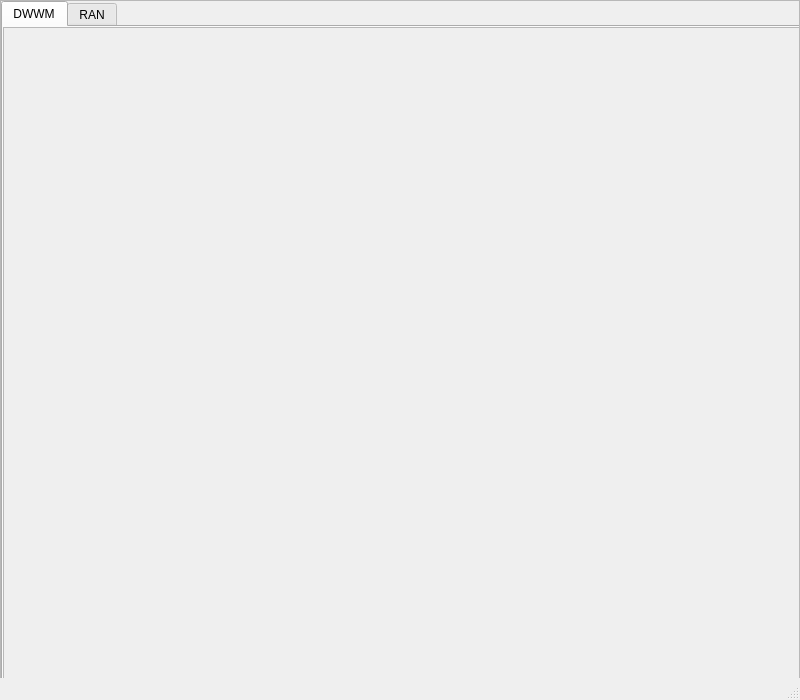
Qt form gui.ui (quentinmathieu/Py-JSON-Display) before a commit.
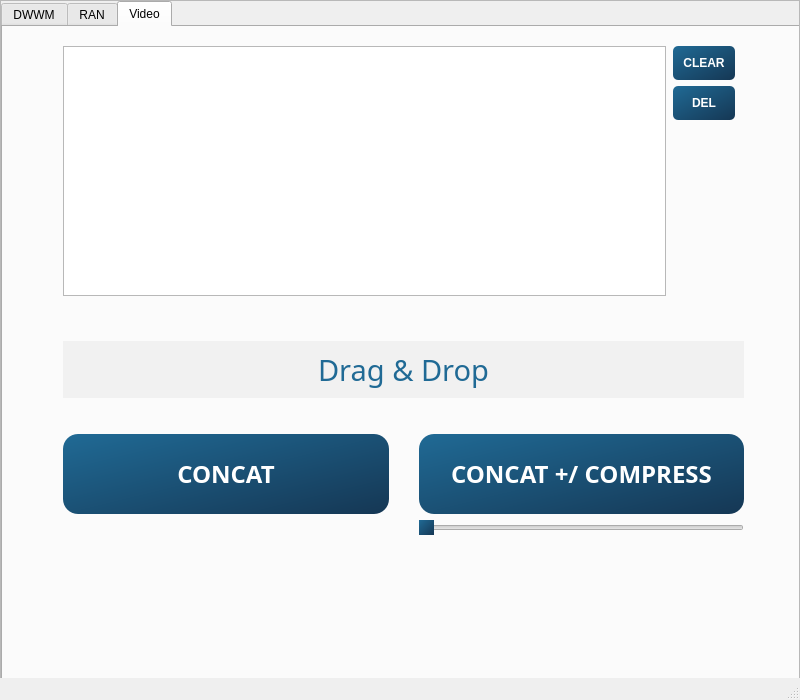
The same form after that commit. The open tabs and pages were chosen to show the change.

Commit message: concat video tab added

Diff of the .ui file:
```diff
--- a/gui.ui
+++ b/gui.ui
@@ -96,6 +96,9 @@
           <height>680</height>
          </rect>
         </property>
+        <property name="styleSheet">
+         <string notr="true">border:0px</string>
+        </property>
         <property name="widgetResizable">
          <bool>true</bool>
         </property>
@@ -104,8 +107,8 @@
           <rect>
            <x>0</x>
            <y>0</y>
-           <width>795</width>
-           <height>678</height>
+           <width>797</width>
+           <height>680</height>
           </rect>
          </property>
         </widget>
@@ -139,6 +142,325 @@
         </widget>
        </widget>
       </widget>
+      <widget class="QWidget" name="tab">
+       <attribute name="title">
+        <string>Video</string>
+       </attribute>
+       <widget class="QWidget" name="verticalLayoutWidget">
+        <property name="geometry">
+         <rect>
+          <x>60</x>
+          <y>10</y>
+          <width>681</width>
+          <height>621</height>
+         </rect>
+        </property>
+        <layout class="QVBoxLayout" name="verticalLayout">
+         <item>
+          <layout class="QHBoxLayout" name="horizontalLayout_2" stretch="0,0">
+           <item>
+            <widget class="QListWidget" name="filesList">
+             <property name="enabled">
+              <bool>true</bool>
+             </property>
+             <property name="sizePolicy">
+              <sizepolicy hsizetype="Expanding" vsizetype="Maximum">
+               <horstretch>0</horstretch>
+               <verstretch>0</verstretch>
+              </sizepolicy>
+             </property>
+             <property name="minimumSize">
+              <size>
+               <width>0</width>
+               <height>250</height>
+              </size>
+             </property>
+             <property name="styleSheet">
+              <string notr="true">QListWidget{color:#206a95;border-color#206a95;}
+
+QListWidget:disabled{color:grey}</string>
+             </property>
+             <property name="dragDropMode">
+              <enum>QAbstractItemView::InternalMove</enum>
+             </property>
+             <property name="sortingEnabled">
+              <bool>false</bool>
+             </property>
+            </widget>
+           </item>
+           <item>
+            <widget class="QWidget" name="widget" native="true">
+             <layout class="QVBoxLayout" name="verticalLayout_2">
+              <property name="sizeConstraint">
+               <enum>QLayout::SetDefaultConstraint</enum>
+              </property>
+              <property name="leftMargin">
+               <number>1</number>
+              </property>
+              <item>
+               <widget class="QPushButton" name="clearBtn">
+                <property name="enabled">
+                 <bool>true</bool>
+                </property>
+                <property name="sizePolicy">
+                 <sizepolicy hsizetype="Fixed" vsizetype="Fixed">
+                  <horstretch>0</horstretch>
+                  <verstretch>0</verstretch>
+                 </sizepolicy>
+                </property>
+                <property name="cursor">
+                 <cursorShape>PointingHandCursor</cursorShape>
+                </property>
+                <property name="layoutDirection">
+                 <enum>Qt::LeftToRight</enum>
+                </property>
+                <property name="styleSheet">
+                 <string notr="true">QPushButton{background-color: qlineargradient(x1: 0, y1:0, x2: 1, y2:1, stop: 0 #206a95, stop: 1 #153754); border-radius:5;color: white; font-weight:600;padding :10px}
+
+QPushButton:disabled {
+background-color:#989898;
+color:#636363
+}</string>
+                </property>
+                <property name="text">
+                 <string>CLEAR</string>
+                </property>
+               </widget>
+              </item>
+              <item>
+               <widget class="QPushButton" name="delListBtn">
+                <property name="enabled">
+                 <bool>true</bool>
+                </property>
+                <property name="cursor">
+                 <cursorShape>PointingHandCursor</cursorShape>
+                </property>
+                <property name="layoutDirection">
+                 <enum>Qt::LeftToRight</enum>
+                </property>
+                <property name="styleSheet">
+                 <string notr="true">QPushButton{background-color: qlineargradient(x1: 0, y1:0, x2: 1, y2:1, stop: 0 #206a95, stop: 1 #153754); border-radius:5;color: white; font-weight:600;padding :10px}
+
+QPushButton:disabled {
+background-color:#989898;
+color:#636363
+}</string>
+                </property>
+                <property name="text">
+                 <string>DEL</string>
+                </property>
+               </widget>
+              </item>
+              <item>
+               <widget class="QLabel" name="label">
+                <property name="sizePolicy">
+                 <sizepolicy hsizetype="Preferred" vsizetype="Fixed">
+                  <horstretch>0</horstretch>
+                  <verstretch>30</verstretch>
+                 </sizepolicy>
+                </property>
+                <property name="minimumSize">
+                 <size>
+                  <width>0</width>
+                  <height>170</height>
+                 </size>
+                </property>
+                <property name="text">
+                 <string/>
+                </property>
+               </widget>
+              </item>
+             </layout>
+            </widget>
+           </item>
+          </layout>
+         </item>
+         <item>
+          <widget class="QLabel" name="dropArea">
+           <property name="enabled">
+            <bool>true</bool>
+           </property>
+           <property name="sizePolicy">
+            <sizepolicy hsizetype="Minimum" vsizetype="Preferred">
+             <horstretch>0</horstretch>
+             <verstretch>0</verstretch>
+            </sizepolicy>
+           </property>
+           <property name="font">
+            <font>
+             <family>Victor Mono</family>
+             <pointsize>22</pointsize>
+             <weight>50</weight>
+             <italic>false</italic>
+             <bold>false</bold>
+             <underline>false</underline>
+             <strikeout>false</strikeout>
+            </font>
+           </property>
+           <property name="cursor">
+            <cursorShape>OpenHandCursor</cursorShape>
+           </property>
+           <property name="styleSheet">
+            <string notr="true">QLabel:enabled{background:#F1F1F1;color:#206a95; margin:30 0;}
+
+Qlabel:disabled{color:#636363}</string>
+           </property>
+           <property name="text">
+            <string>Drag &amp; Drop</string>
+           </property>
+           <property name="textFormat">
+            <enum>Qt::AutoText</enum>
+           </property>
+           <property name="alignment">
+            <set>Qt::AlignCenter</set>
+           </property>
+           <property name="margin">
+            <number>0</number>
+           </property>
+          </widget>
+         </item>
+         <item>
+          <layout class="QGridLayout" name="gridLayout">
+           <property name="leftMargin">
+            <number>0</number>
+           </property>
+           <property name="rightMargin">
+            <number>0</number>
+           </property>
+           <property name="horizontalSpacing">
+            <number>30</number>
+           </property>
+           <item row="0" column="1">
+            <widget class="QPushButton" name="compressBtn">
+             <property name="enabled">
+              <bool>true</bool>
+             </property>
+             <property name="minimumSize">
+              <size>
+               <width>0</width>
+               <height>80</height>
+              </size>
+             </property>
+             <property name="font">
+              <font>
+               <family>Victor Mono SemiBold</family>
+               <pointsize>18</pointsize>
+               <weight>75</weight>
+               <bold>true</bold>
+              </font>
+             </property>
+             <property name="cursor">
+              <cursorShape>PointingHandCursor</cursorShape>
+             </property>
+             <property name="styleSheet">
+              <string notr="true">QPushButton{background-color: qlineargradient(x1: 0, y1:0, x2: 1, y2:1, stop: 0 #206a95, stop: 1 #153754); border-radius:15;color: white; font-weight:600;padding :10px}
+
+QPushButton:disabled {
+background-color:#989898;
+color:#636363
+}</string>
+             </property>
+             <property name="text">
+              <string>CONCAT +/ COMPRESS</string>
+             </property>
+            </widget>
+           </item>
+           <item row="1" column="1">
+            <widget class="QSlider" name="compressSlider">
+             <property name="enabled">
+              <bool>true</bool>
+             </property>
+             <property name="sizePolicy">
+              <sizepolicy hsizetype="Minimum" vsizetype="Fixed">
+               <horstretch>0</horstretch>
+               <verstretch>0</verstretch>
+              </sizepolicy>
+             </property>
+             <property name="cursor">
+              <cursorShape>PointingHandCursor</cursorShape>
+             </property>
+             <property name="styleSheet">
+              <string notr="true">QSlider::handle:horizontal {background: qlineargradient(x1: 0, y1:0, x2: 1, y2:1, stop: 0 #206a95, stop: 1 #153754);}
+
+QSlider::handle:horizontal:disabled{
+	background: #636363
+}</string>
+             </property>
+             <property name="orientation">
+              <enum>Qt::Horizontal</enum>
+             </property>
+            </widget>
+           </item>
+           <item row="0" column="0">
+            <widget class="QPushButton" name="concatBtn">
+             <property name="enabled">
+              <bool>true</bool>
+             </property>
+             <property name="minimumSize">
+              <size>
+               <width>0</width>
+               <height>80</height>
+              </size>
+             </property>
+             <property name="font">
+              <font>
+               <family>Victor Mono SemiBold</family>
+               <pointsize>18</pointsize>
+               <weight>75</weight>
+               <bold>true</bold>
+              </font>
+             </property>
+             <property name="cursor">
+              <cursorShape>PointingHandCursor</cursorShape>
+             </property>
+             <property name="styleSheet">
+              <string notr="true">QPushButton{background-color: qlineargradient(x1: 0, y1:0, x2: 1, y2:1, stop: 0 #206a95, stop: 1 #153754); border-radius:15;color: white; font-weight:600;padding :10px}
+
+QPushButton:disabled {
+background-color:#989898;
+color:#636363
+}</string>
+             </property>
+             <property name="text">
+              <string>CONCAT</string>
+             </property>
+            </widget>
+           </item>
+          </layout>
+         </item>
+         <item>
+          <widget class="QLabel" name="videoInfos">
+           <property name="sizePolicy">
+            <sizepolicy hsizetype="Ignored" vsizetype="Preferred">
+             <horstretch>0</horstretch>
+             <verstretch>0</verstretch>
+            </sizepolicy>
+           </property>
+           <property name="minimumSize">
+            <size>
+             <width>0</width>
+             <height>0</height>
+            </size>
+           </property>
+           <property name="font">
+            <font>
+             <pointsize>10</pointsize>
+            </font>
+           </property>
+           <property name="styleSheet">
+            <string notr="true">color:#206a95</string>
+           </property>
+           <property name="text">
+            <string/>
+           </property>
+           <property name="alignment">
+            <set>Qt::AlignLeading|Qt::AlignLeft|Qt::AlignTop</set>
+           </property>
+          </widget>
+         </item>
+        </layout>
+       </widget>
+      </widget>
      </widget>
     </widget>
    </widget>
```
Left out of the diff: 10 changed lines with no effect on the pictures. The commit also changes 47 other files.
